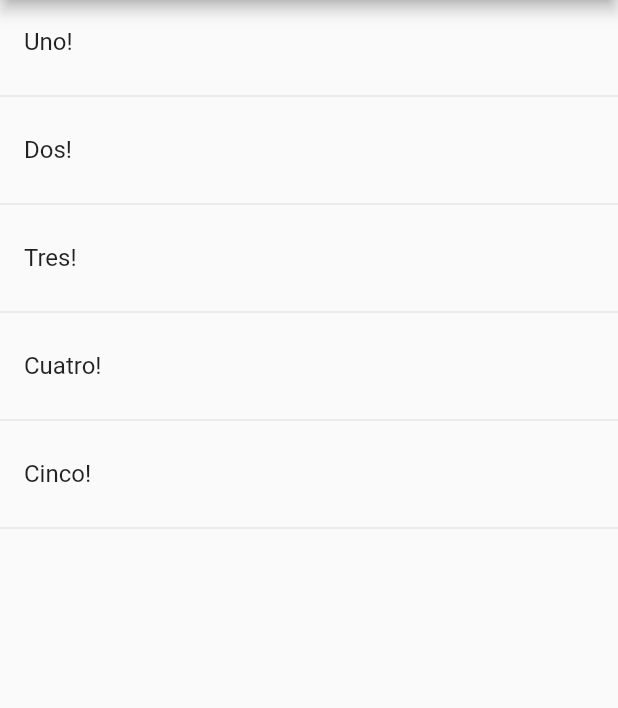
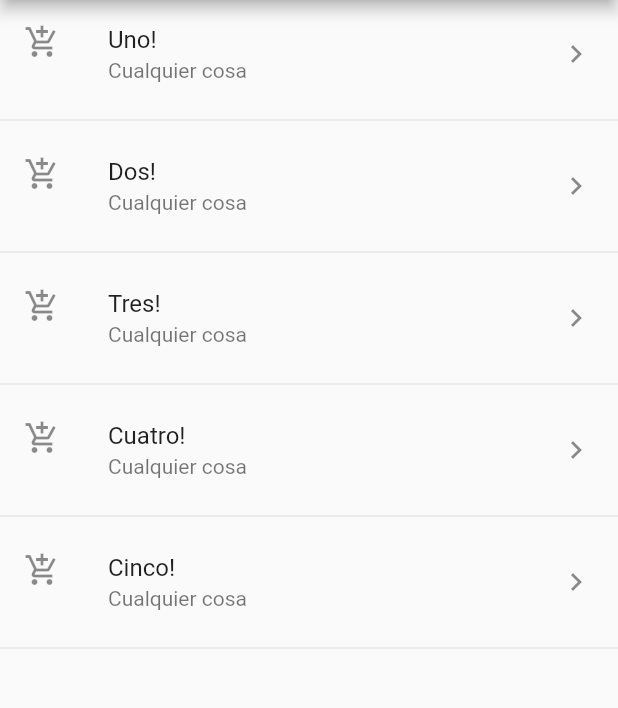
Before and after one commit to JosueHernandezR/Flutter_Components, a Flutter app: the screen it shows after launch, on a phone screen of 412 x 824 dp, the part 84-792 px from its top. Run offline on Flutter 3.47's test engine with Material 2 defaults, Android fonts, the phone set to English and light mode, and no system bars.

Commit message:
Probando  metodos y sus funciones de ListTile

```diff
--- a/componentes/lib/src/pages/home_temp.dart
+++ b/componentes/lib/src/pages/home_temp.dart
@@ -43,6 +43,10 @@ class HomePageTemp extends StatelessWidget {
         children: <Widget>[
           ListTile(
             title: Text( item + '!' ),
+            subtitle: Text('Cualquier cosa'),
+            leading: Icon(Icons.add_shopping_cart),
+            trailing: Icon(Icons.keyboard_arrow_right),
+            onTap: () {},
           ),
           Divider(),
         ],
```
